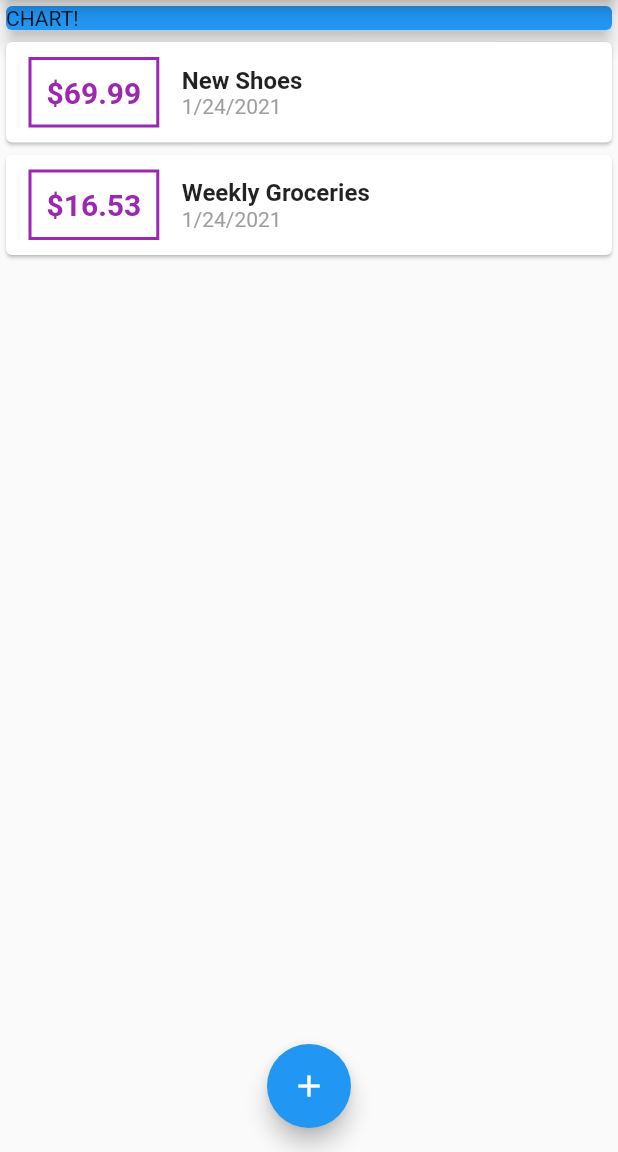
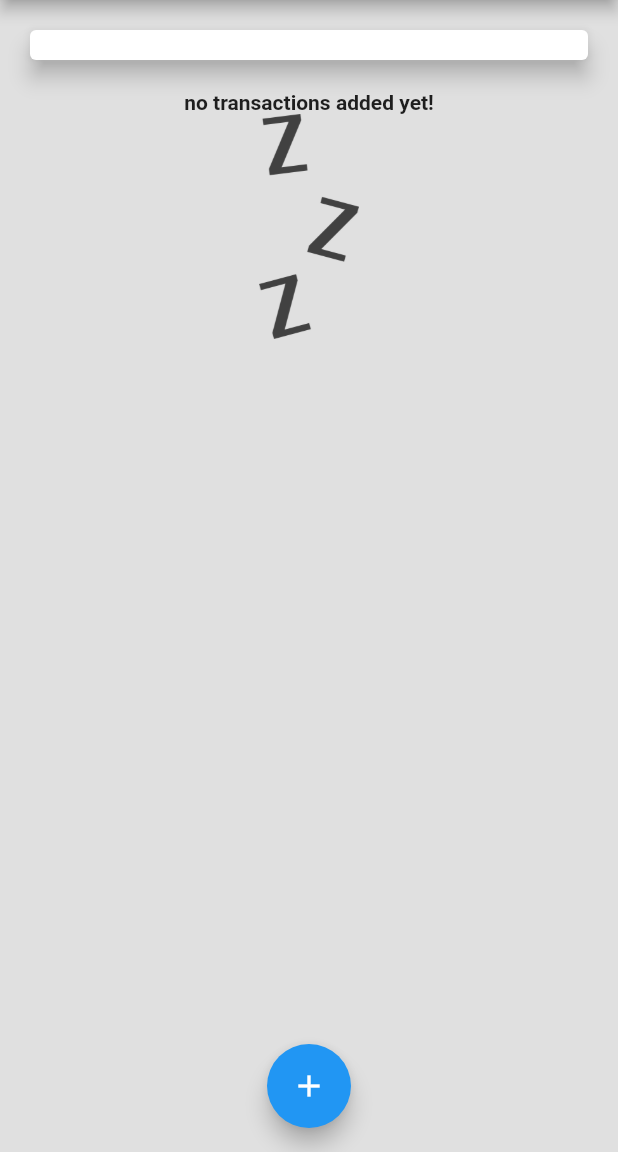
Before and after one commit to Ronex-sh/personal_expenses, a Flutter app: the screen it shows after launch, on a phone screen of 412 x 824 dp, the part 84-1236 px from its top. Run offline on Flutter 3.47's test engine with Material 2 defaults, Android fonts, the phone set to English and light mode, and no system bars; our stand-ins replace google_fonts; Roboto replaces fonts that are missing (Adamina).

Commit message:
add weekDay and Chart

```diff
--- a/lib/main.dart
+++ b/lib/main.dart
@@ -1,4 +1,5 @@
 import 'package:flutter/material.dart';
+import 'package:personal_expenses/widjet/chart.dart';
 import 'model/transaction.dart';
 import 'widjet/new_transaction.dart';
 import 'widjet/transaction_list.dart';
@@ -24,18 +25,18 @@ class MyHomePage extends StatefulWidget {
 
 class _MyHomePageState extends State<MyHomePage> {
   final List<Transaction> _userTransactions = [
-    Transaction(
-      id: 't1',
-      title: 'New Shoes',
-      amount: 69.99,
-      date: DateTime.now(),
-    ),
-    Transaction(
-      id: 't2',
-      title: 'Weekly Groceries',
-      amount: 16.53,
-      date: DateTime.now(),
-    ),
+    // Transaction(
+    //   id: 't1',
+    //   title: 'New Shoes',
+    //   amount: 69.99,
+    //   date: DateTime.now(),
+    // ),
+    // Transaction(
+    //   id: 't2',
+    //   title: 'Weekly Groceries',
+    //   amount: 16.53,
+    //   date: DateTime.now(),
+    // ),
   ];
 
   void _addNewTransaction(String txTitle, double txAmount) {
@@ -67,6 +68,7 @@ class _MyHomePageState extends State<MyHomePage> {
   @override
   Widget build(BuildContext context) {
     return Scaffold(
+      backgroundColor: Colors.grey[300],
       appBar: AppBar(
         title: Text('Flutter App'),
         actions: <Widget>[
@@ -81,14 +83,7 @@ class _MyHomePageState extends State<MyHomePage> {
           // mainAxisAlignment: MainAxisAlignment.start,
           crossAxisAlignment: CrossAxisAlignment.stretch,
           children: <Widget>[
-            Container(
-              width: double.infinity,
-              child: Card(
-                color: Colors.blue,
-                child: Text('CHART!'),
-                elevation: 5,
-              ),
-            ),
+         Chart(_userTransactions),
             TransactionList(_userTransactions),
           ],
         ),
--- /dev/null
+++ b/lib/widjet/chart.dart
@@ -0,0 +1,65 @@
+import 'package:flutter/material.dart';
+import 'package:intl/intl.dart';
+import 'package:personal_expenses/model/transaction.dart';
+
+class Chart extends StatelessWidget {
+  final List<Transaction> recentTransactions;
+
+  Chart(this.recentTransactions);
+
+  List<Map<String, Object>> get groupedTransactionValues {
+    return List.generate(7, (index) {
+      final weekDay = DateTime.now().subtract(
+        Duration(days: index),
+      );
+      var totalSum = 0.0;
+
+      for (var i = 0; i < recentTransactions.length; i++) {
+        if (recentTransactions[i].date.day == weekDay.day &&
+            recentTransactions[i].date.month == weekDay.month &&
+            recentTransactions[i].date.year == weekDay.year) {
+          totalSum += recentTransactions[i].amount;
+        }
+      }
+      print(weekDay);
+      print(DateFormat.E().format(weekDay));
+      return {
+        'day': DateFormat.E().format(weekDay).substring(0, 1),
+        'amount': totalSum,
+      };
+    });
+  }
+
+  // double get totalSpending {
+  //   return groupedTransactionValues.fold(0.0, (sum, item) {
+  //     return sum + item['amount'];
+  //   });
+  // }
+
+  @override
+  Widget build(BuildContext context) {
+    print(groupedTransactionValues);
+    return Card(
+      elevation: 6,
+      margin: EdgeInsets.all(20),
+      child: Padding(
+        padding: EdgeInsets.all(10),
+        child: Row(
+            // mainAxisAlignment: MainAxisAlignment.spaceAround,
+            // children: groupedTransactionValues.map((data) {
+            //   return Flexible(
+            //     fit: FlexFit.tight,
+            //     child: ChartBar(
+            //       data['day'],
+            //       data['amount'],
+            //       totalSpending == 0.0
+            //           ? 0.0
+            //           : (data['amount'] as double) / totalSpending,
+            //     ),
+            //   );
+            // }).toList(),
+            ),
+      ),
+    );
+  }
+}
--- a/lib/widjet/transaction_list.dart
+++ b/lib/widjet/transaction_list.dart
@@ -1,6 +1,7 @@
 import 'package:flutter/material.dart';
 import 'package:intl/intl.dart';
 import 'package:personal_expenses/model/transaction.dart';
+import 'package:google_fonts/google_fonts.dart';
 
 class TransactionList extends StatelessWidget {
   final List<Transaction> transactions;
@@ -11,7 +12,15 @@ class TransactionList extends StatelessWidget {
     return Container(
       height: 200,
 
-      child:ListView.builder(
+      child:transactions.isEmpty?Column(
+        children: [
+          Text('no transactions added yet!',style:GoogleFonts.adamina(fontWeight: FontWeight.bold,),),
+          Container(
+            height: 150,
+            child: Image.asset('assets/image/waiting.png')
+            ),
+        ],
+      ):ListView.builder(
       itemBuilder: (_,index){
         return Card(
           child:    Row(
--- a/pubspec.yaml
+++ b/pubspec.yaml
@@ -29,6 +29,7 @@ dependencies:
   # Use with the CupertinoIcons class for iOS style icons.
   cupertino_icons: ^1.0.0
   intl:
+  google_fonts:
 
 dev_dependencies:
   flutter_test:
@@ -46,8 +47,8 @@ flutter:
   uses-material-design: true
 
   # To add assets to your application, add an assets section, like this:
-  # assets:
-  #   - images/a_dot_burr.jpeg
+  assets:
+    - assets/image/waiting.png
   #   - images/a_dot_ham.jpeg
 
   # An image asset can refer to one or more resolution-specific "variants", see
```
Also changed, not shown: assets/image/waiting.png (added), pubspec.lock.
